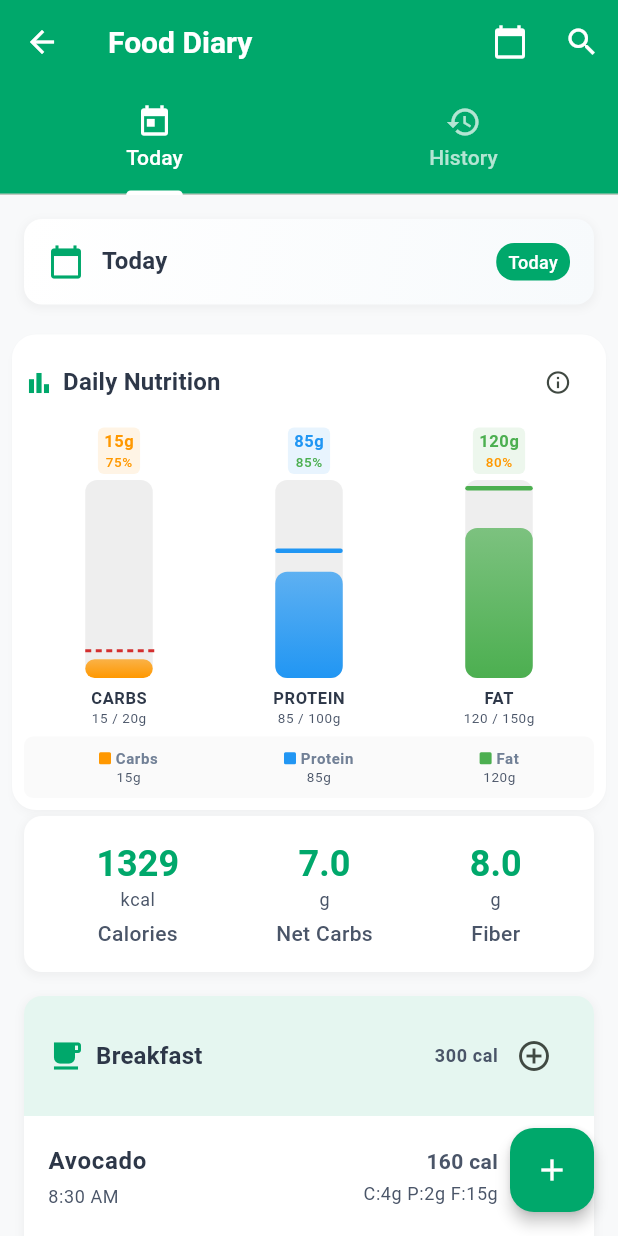
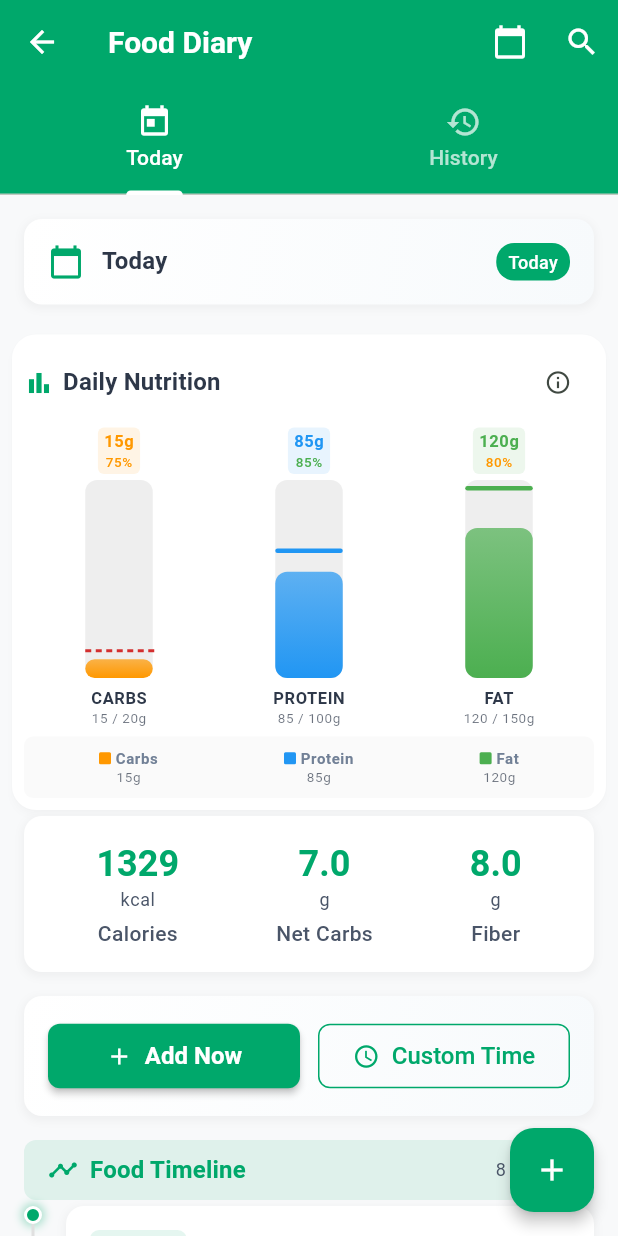
Before and after one commit to rvru/KetoPilot, a Flutter app: the FoodDiaryPage screen opened by its route, on a phone screen of 412 x 824 dp. Run offline on Flutter 3.47's test engine with Material 3 defaults, Android fonts, the phone set to English and light mode, and no system bars; our stand-ins replace auto_route, flutter_riverpod, freezed_annotation.

Commit message:
UX: Professional time-based Food Diary - Replace meal sections with chronological Food Timeline - Ensure food name is visible and emphasize with onSurface color - Theme-aware colors for cards, bars, legend; improved contrast in dark mode - Fix const/ternary margin and lints

```diff
--- a/lib/features/food_diary/presentation/pages/food_diary_page.dart
+++ b/lib/features/food_diary/presentation/pages/food_diary_page.dart
@@ -1,6 +1,6 @@
 import 'package:auto_route/auto_route.dart';
 import 'package:flutter/material.dart';
-import '../../../../core/constants/app_constants.dart';
+import 'package:intl/intl.dart';
 import '../../../../core/themes/app_theme.dart';
 import '../widgets/macro_bars_widget.dart';
 
@@ -25,78 +25,79 @@ class _FoodDiaryPageState extends State<FoodDiaryPage>
   final double _proteinGoal = 100.0; // Changed to goal for protein
   final double _fatGoal = 150.0; // Changed to goal for fat
 
+  // Updated to use DateTime timestamps for chronological ordering
   final List<_FoodEntryData> _todaysEntries = [
     _FoodEntryData(
       name: 'Avocado',
-      mealType: 'Breakfast',
       carbs: 4.0,
       protein: 2.0,
       fat: 15.0,
       calories: 160,
-      time: '8:30 AM',
+      timestamp: DateTime.now().copyWith(hour: 8, minute: 30, second: 0),
+      servingSize: '1 medium',
     ),
     _FoodEntryData(
       name: 'Eggs (2 large)',
-      mealType: 'Breakfast',
       carbs: 1.0,
       protein: 12.0,
       fat: 10.0,
       calories: 140,
-      time: '8:30 AM',
+      timestamp: DateTime.now().copyWith(hour: 8, minute: 35, second: 0),
+      servingSize: '2 large',
     ),
     _FoodEntryData(
       name: 'Chicken Breast',
-      mealType: 'Lunch',
       carbs: 0.0,
       protein: 54.0,
       fat: 3.0,
       calories: 231,
-      time: '12:30 PM',
+      timestamp: DateTime.now().copyWith(hour: 12, minute: 30, second: 0),
+      servingSize: '200g',
     ),
     _FoodEntryData(
       name: 'Olive Oil',
-      mealType: 'Lunch',
       carbs: 0.0,
       protein: 0.0,
       fat: 14.0,
       calories: 120,
-      time: '12:30 PM',
+      timestamp: DateTime.now().copyWith(hour: 12, minute: 32, second: 0),
+      servingSize: '1 tbsp',
     ),
     _FoodEntryData(
       name: 'Spinach Salad',
-      mealType: 'Lunch',
       carbs: 3.0,
       protein: 3.0,
       fat: 0.0,
       calories: 23,
-      time: '12:30 PM',
+      timestamp: DateTime.now().copyWith(hour: 12, minute: 35, second: 0),
+      servingSize: '2 cups',
     ),
     _FoodEntryData(
       name: 'Almonds',
-      mealType: 'Snack',
       carbs: 6.0,
       protein: 14.0,
       fat: 37.0,
       calories: 413,
-      time: '3:00 PM',
+      timestamp: DateTime.now().copyWith(hour: 15, minute: 0, second: 0),
+      servingSize: '30g',
     ),
     _FoodEntryData(
       name: 'Salmon',
-      mealType: 'Dinner',
       carbs: 0.0,
       protein: 25.0,
       fat: 12.0,
       calories: 208,
-      time: '7:00 PM',
+      timestamp: DateTime.now().copyWith(hour: 19, minute: 0, second: 0),
+      servingSize: '150g',
     ),
     _FoodEntryData(
       name: 'Broccoli',
-      mealType: 'Dinner',
       carbs: 6.0,
       protein: 3.0,
       fat: 0.0,
       calories: 34,
-      time: '7:00 PM',
+      timestamp: DateTime.now().copyWith(hour: 19, minute: 5, second: 0),
+      servingSize: '1 cup',
     ),
   ];
 
@@ -151,6 +152,10 @@ class _FoodDiaryPageState extends State<FoodDiaryPage>
   }
 
   Widget _buildTodayTab() {
+    // Sort entries chronologically
+    final sortedEntries = [..._todaysEntries]
+      ..sort((a, b) => a.timestamp.compareTo(b.timestamp));
+
     return SingleChildScrollView(
       child: Column(
         children: [
@@ -164,7 +169,9 @@ class _FoodDiaryPageState extends State<FoodDiaryPage>
             fatGoal: _fatGoal,
           ),
           _buildMacroSummary(),
-          _buildMealSections(),
+          _buildQuickAddSection(),
+          _buildTimelineHeader(),
+          _buildFoodTimeline(sortedEntries),
         ],
       ),
     );
@@ -308,32 +315,12 @@ class _FoodDiaryPageState extends State<FoodDiaryPage>
     );
   }
 
-  Widget _buildMealSections() {
-    final mealTypes = ['Breakfast', 'Lunch', 'Dinner', 'Snack'];
-
-    return Column(
-      children: mealTypes.map((mealType) {
-        final mealEntries = _todaysEntries
-            .where((entry) => entry.mealType == mealType)
-            .toList();
-        return _buildMealSection(mealType, mealEntries);
-      }).toList(),
-    );
-  }
-
-  Widget _buildMealSection(String mealType, List<_FoodEntryData> entries) {
-    double totalCarbs = entries.fold(0, (sum, entry) => sum + entry.carbs);
-    double totalProtein = entries.fold(0, (sum, entry) => sum + entry.protein);
-    double totalFat = entries.fold(0, (sum, entry) => sum + entry.fat);
-    double totalCalories = entries.fold(
-      0,
-      (sum, entry) => sum + entry.calories,
-    );
-
+  Widget _buildQuickAddSection() {
     return Container(
       margin: const EdgeInsets.all(16),
+      padding: const EdgeInsets.all(16),
       decoration: BoxDecoration(
-        color: AppTheme.cardColor,
+        gradient: AppTheme.cardGradient,
         borderRadius: BorderRadius.circular(12),
         boxShadow: [
           BoxShadow(
@@ -344,72 +331,37 @@ class _FoodDiaryPageState extends State<FoodDiaryPage>
           ),
         ],
       ),
-      child: Column(
+      child: Row(
         children: [
-          Container(
-            padding: const EdgeInsets.all(16),
-            decoration: BoxDecoration(
-              color: AppTheme.primaryColor.withOpacity(0.1),
-              borderRadius: const BorderRadius.only(
-                topLeft: Radius.circular(12),
-                topRight: Radius.circular(12),
+          Expanded(
+            child: ElevatedButton.icon(
+              onPressed: () => _addFoodAtTime(DateTime.now()),
+              icon: const Icon(Icons.add),
+              label: const Text('Add Now'),
+              style: ElevatedButton.styleFrom(
+                backgroundColor: AppTheme.primaryColor,
+                foregroundColor: Colors.white,
+                padding: const EdgeInsets.symmetric(vertical: 12),
+                shape: RoundedRectangleBorder(
+                  borderRadius: BorderRadius.circular(8),
                 ),
               ),
-            child: Row(
-              children: [
-                Icon(_getMealIcon(mealType), color: AppTheme.primaryColor),
-                const SizedBox(width: 8),
-                Text(
-                  mealType,
-                  style: Theme.of(context).textTheme.titleMedium?.copyWith(
-                    fontWeight: FontWeight.bold,
             ),
           ),
-                const Spacer(),
-                if (entries.isNotEmpty)
-                  Text(
-                    '${totalCalories.toStringAsFixed(0)} cal',
-                    style: Theme.of(context).textTheme.bodySmall?.copyWith(
-                      fontWeight: FontWeight.w600,
-                      color: AppTheme.textSecondaryColor,
+          const SizedBox(width: 12),
+          Expanded(
+            child: OutlinedButton.icon(
+              onPressed: () => _addFoodAtCustomTime(),
+              icon: const Icon(Icons.schedule),
+              label: const Text('Custom Time'),
+              style: OutlinedButton.styleFrom(
+                foregroundColor: AppTheme.primaryColor,
+                side: const BorderSide(color: AppTheme.primaryColor),
+                padding: const EdgeInsets.symmetric(vertical: 12),
+                shape: RoundedRectangleBorder(
+                  borderRadius: BorderRadius.circular(8),
                 ),
               ),
-                IconButton(
-                  icon: const Icon(Icons.add_circle_outline),
-                  onPressed: () => _addFoodToMeal(mealType),
-                ),
-              ],
-            ),
-          ),
-          if (entries.isEmpty)
-            Padding(
-              padding: const EdgeInsets.all(16),
-              child: Text(
-                'No foods logged for $mealType',
-                style: Theme.of(context).textTheme.bodyMedium?.copyWith(
-                  color: AppTheme.textSecondaryColor,
-                ),
-              ),
-            )
-          else
-            ...entries.map((entry) => _buildFoodEntry(entry)),
-          if (entries.isNotEmpty)
-            Container(
-              padding: const EdgeInsets.all(16),
-              decoration: BoxDecoration(
-                color: Colors.grey.shade50,
-                borderRadius: const BorderRadius.only(
-                  bottomLeft: Radius.circular(12),
-                  bottomRight: Radius.circular(12),
-                ),
-              ),
-              child: Row(
-                mainAxisAlignment: MainAxisAlignment.spaceAround,
-                children: [
-                  _buildMacroTotal('C', totalCarbs, Colors.orange),
-                  _buildMacroTotal('P', totalProtein, Colors.blue),
-                  _buildMacroTotal('F', totalFat, Colors.green),
-                ],
             ),
           ),
         ],
@@ -417,96 +369,258 @@ class _FoodDiaryPageState extends State<FoodDiaryPage>
     );
   }
 
-  Widget _buildFoodEntry(_FoodEntryData entry) {
+  Widget _buildTimelineHeader() {
     return Container(
-      padding: const EdgeInsets.all(16),
-      decoration: const BoxDecoration(
-        border: Border(
-          bottom: BorderSide(color: AppTheme.dividerColor, width: 0.5),
-        ),
+      margin: const EdgeInsets.symmetric(horizontal: 16),
+      padding: const EdgeInsets.symmetric(horizontal: 16, vertical: 8),
+      decoration: BoxDecoration(
+        color: AppTheme.primaryColor.withOpacity(0.1),
+        borderRadius: BorderRadius.circular(8),
       ),
       child: Row(
         children: [
+          const Icon(Icons.timeline, color: AppTheme.primaryColor, size: 20),
+          const SizedBox(width: 8),
+          Text(
+            'Food Timeline',
+            style: Theme.of(context).textTheme.titleMedium?.copyWith(
+              fontWeight: FontWeight.bold,
+              color: AppTheme.primaryColor,
+            ),
+          ),
+          const Spacer(),
+          Text(
+            '${_todaysEntries.length} entries',
+            style: Theme.of(
+              context,
+            ).textTheme.bodySmall?.copyWith(color: AppTheme.textSecondaryColor),
+          ),
+        ],
+      ),
+    );
+  }
+
+  Widget _buildFoodTimeline(List<_FoodEntryData> sortedEntries) {
+    if (sortedEntries.isEmpty) {
+      return Container(
+        margin: const EdgeInsets.all(16),
+        padding: const EdgeInsets.all(32),
+        decoration: BoxDecoration(
+          color: AppTheme.cardColor,
+          borderRadius: BorderRadius.circular(12),
+          border: Border.all(color: Colors.grey.shade200),
+        ),
+        child: Column(
+          children: [
+            Icon(Icons.restaurant_menu, size: 48, color: Colors.grey.shade400),
+            const SizedBox(height: 12),
+            Text(
+              'No food logged today',
+              style: Theme.of(context).textTheme.titleMedium?.copyWith(
+                color: Colors.grey.shade600,
+                fontWeight: FontWeight.w500,
+              ),
+            ),
+            const SizedBox(height: 8),
+            Text(
+              'Tap "Add Now" to log your first meal',
+              style: Theme.of(
+                context,
+              ).textTheme.bodyMedium?.copyWith(color: Colors.grey.shade500),
+            ),
+          ],
+        ),
+      );
+    }
+
+    return Column(
+      children: sortedEntries.asMap().entries.map((entry) {
+        final index = entry.key;
+        final foodEntry = entry.value;
+        final isLast = index == sortedEntries.length - 1;
+
+        return _buildTimelineEntry(foodEntry, isLast);
+      }).toList(),
+    );
+  }
+
+  Widget _buildTimelineEntry(_FoodEntryData entry, bool isLast) {
+    return Container(
+      margin: const EdgeInsets.symmetric(horizontal: 16, vertical: 4),
+      child: Row(
+        crossAxisAlignment: CrossAxisAlignment.start,
+        children: [
+          // Timeline indicator
+          Column(
+            children: [
+              Container(
+                width: 12,
+                height: 12,
+                decoration: BoxDecoration(
+                  color: AppTheme.primaryColor,
+                  shape: BoxShape.circle,
+                  border: Border.all(color: Colors.white, width: 2),
+                  boxShadow: [
+                    BoxShadow(
+                      color: AppTheme.primaryColor.withOpacity(0.3),
+                      spreadRadius: 2,
+                      blurRadius: 4,
+                    ),
+                  ],
+                ),
+              ),
+              if (!isLast)
+                Container(width: 2, height: 80, color: Colors.grey.shade300),
+            ],
+          ),
+          const SizedBox(width: 16),
+          // Food entry content
+          Expanded(
+            child: Container(
+              margin: EdgeInsets.only(bottom: isLast ? 16 : 8),
+              padding: const EdgeInsets.all(16),
+              decoration: BoxDecoration(
+                color: Theme.of(context).cardColor,
+                borderRadius: BorderRadius.circular(12),
+                boxShadow: [
+                  BoxShadow(
+                    color: Colors.grey.withOpacity(0.1),
+                    spreadRadius: 1,
+                    blurRadius: 4,
+                    offset: const Offset(0, 2),
+                  ),
+                ],
+              ),
+              child: _buildTimelineEntryContent(entry),
+            ),
+          ),
+        ],
+      ),
+    );
+  }
+
+  Widget _buildTimelineEntryContent(_FoodEntryData entry) {
+    return Column(
+      crossAxisAlignment: CrossAxisAlignment.start,
+      children: [
+        // Time and food name
+        Row(
+          crossAxisAlignment: CrossAxisAlignment.start,
+          children: [
+            Container(
+              padding: const EdgeInsets.symmetric(horizontal: 8, vertical: 4),
+              decoration: BoxDecoration(
+                color: AppTheme.primaryColor.withOpacity(0.1),
+                borderRadius: BorderRadius.circular(6),
+              ),
+              child: Text(
+                DateFormat('h:mm a').format(entry.timestamp),
+                style: Theme.of(context).textTheme.bodySmall?.copyWith(
+                  fontWeight: FontWeight.w600,
+                  color: AppTheme.primaryColor,
+                ),
+              ),
+            ),
+            const SizedBox(width: 12),
             Expanded(
               child: Column(
                 crossAxisAlignment: CrossAxisAlignment.start,
                 children: [
                   Text(
                     entry.name,
-                  style: Theme.of(
+                    style: Theme.of(context).textTheme.bodyLarge?.copyWith(
+                      fontWeight: FontWeight.w600,
+                      color: Theme.of(context).colorScheme.onSurface,
+                    ),
+                  ),
+                  if (entry.servingSize.isNotEmpty)
+                    Text(
+                      entry.servingSize,
+                      style: Theme.of(context).textTheme.bodySmall?.copyWith(
+                        color: Theme.of(
                           context,
-                  ).textTheme.bodyLarge?.copyWith(fontWeight: FontWeight.w600),
+                        ).colorScheme.onSurface.withOpacity(0.7),
                       ),
-                const SizedBox(height: 4),
+                    ),
+                ],
+              ),
+            ),
+            IconButton(
+              icon: const Icon(Icons.edit_outlined, size: 20),
+              onPressed: () => _editFoodEntry(entry),
+              constraints: const BoxConstraints(),
+              padding: const EdgeInsets.all(4),
+            ),
+          ],
+        ),
+        const SizedBox(height: 12),
+        // Macro information
+        Row(
+          children: [
+            Expanded(
+              child: Row(
+                mainAxisAlignment: MainAxisAlignment.spaceAround,
+                children: [
+                  _buildMacroChip('C', entry.carbs, Colors.orange),
+                  _buildMacroChip('P', entry.protein, Colors.blue),
+                  _buildMacroChip('F', entry.fat, Colors.green),
+                ],
+              ),
+            ),
+            const SizedBox(width: 12),
+            Column(
+              crossAxisAlignment: CrossAxisAlignment.end,
+              children: [
                 Text(
-                  entry.time,
+                  '${entry.calories.toStringAsFixed(0)}',
+                  style: Theme.of(context).textTheme.titleMedium?.copyWith(
+                    fontWeight: FontWeight.bold,
+                    color: AppTheme.primaryColor,
+                  ),
+                ),
+                Text(
+                  'cal',
                   style: Theme.of(context).textTheme.bodySmall?.copyWith(
                     color: AppTheme.textSecondaryColor,
                   ),
                 ),
               ],
             ),
-          ),
-          Column(
-            crossAxisAlignment: CrossAxisAlignment.end,
-            children: [
-              Text(
-                '${entry.calories.toStringAsFixed(0)} cal',
-                style: Theme.of(
-                  context,
-                ).textTheme.bodyMedium?.copyWith(fontWeight: FontWeight.w600),
-              ),
-              const SizedBox(height: 4),
-              Text(
-                'C:${entry.carbs.toStringAsFixed(0)}g P:${entry.protein.toStringAsFixed(0)}g F:${entry.fat.toStringAsFixed(0)}g',
-                style: Theme.of(context).textTheme.bodySmall?.copyWith(
-                  color: AppTheme.textSecondaryColor,
-                ),
+          ],
         ),
       ],
-          ),
-          IconButton(
-            icon: const Icon(Icons.edit_outlined),
-            onPressed: () => _editFoodEntry(entry),
-          ),
-        ],
-      ),
     );
   }
 
-  Widget _buildMacroTotal(String label, double value, Color color) {
-    return Column(
+  Widget _buildMacroChip(String label, double value, Color color) {
+    return Container(
+      padding: const EdgeInsets.symmetric(horizontal: 8, vertical: 4),
+      decoration: BoxDecoration(
+        color: color.withOpacity(0.1),
+        borderRadius: BorderRadius.circular(6),
+        border: Border.all(color: color.withOpacity(0.3)),
+      ),
+      child: Column(
         children: [
           Text(
             label,
-          style: Theme.of(context).textTheme.bodySmall?.copyWith(
+            style: TextStyle(
+              fontSize: 10,
               fontWeight: FontWeight.bold,
               color: color,
             ),
           ),
           Text(
             '${value.toStringAsFixed(0)}g',
-          style: Theme.of(
-            context,
-          ).textTheme.bodyMedium?.copyWith(fontWeight: FontWeight.w600),
+            style: TextStyle(
+              fontSize: 12,
+              fontWeight: FontWeight.w600,
+              color: color,
+            ),
           ),
         ],
+      ),
     );
-  }
-
-  IconData _getMealIcon(String mealType) {
-    switch (mealType) {
-      case 'Breakfast':
-        return Icons.free_breakfast;
-      case 'Lunch':
-        return Icons.lunch_dining;
-      case 'Dinner':
-        return Icons.dinner_dining;
-      case 'Snack':
-        return Icons.cookie;
-      default:
-        return Icons.restaurant;
-    }
   }
 
   String _formatDate(DateTime date) {
@@ -565,14 +679,32 @@ class _FoodDiaryPageState extends State<FoodDiaryPage>
     );
   }
 
-  void _addFoodToMeal(String mealType) {
-    // TODO: Implement add food to specific meal
+  void _addFoodAtTime(DateTime time) {
+    // TODO: Implement add food at specific time
     ScaffoldMessenger.of(context).showSnackBar(
       SnackBar(
-        content: Text('Add food to $mealType coming soon!'),
+        content: Text(
+          'Add food at ${DateFormat('h:mm a').format(time)} coming soon!',
+        ),
         backgroundColor: AppTheme.infoColor,
       ),
     );
+  }
+
+  Future<void> _addFoodAtCustomTime() async {
+    final TimeOfDay? time = await showTimePicker(
+      context: context,
+      initialTime: TimeOfDay.now(),
+    );
+
+    if (time != null) {
+      final DateTime customDateTime = DateTime.now().copyWith(
+        hour: time.hour,
+        minute: time.minute,
+        second: 0,
+      );
+      _addFoodAtTime(customDateTime);
+    }
   }
 
   void _editFoodEntry(_FoodEntryData entry) {
@@ -588,20 +720,20 @@ class _FoodDiaryPageState extends State<FoodDiaryPage>
 
 class _FoodEntryData {
   final String name;
-  final String mealType;
   final double carbs;
   final double protein;
   final double fat;
   final double calories;
-  final String time;
+  final DateTime timestamp;
+  final String servingSize;
 
   _FoodEntryData({
     required this.name,
-    required this.mealType,
     required this.carbs,
     required this.protein,
     required this.fat,
     required this.calories,
-    required this.time,
+    required this.timestamp,
+    required this.servingSize,
   });
 }
--- a/lib/features/food_diary/presentation/widgets/macro_bars_widget.dart
+++ b/lib/features/food_diary/presentation/widgets/macro_bars_widget.dart
@@ -85,7 +85,7 @@ class _MacroBarsWidgetState extends State<MacroBarsWidget>
           'Daily Nutrition',
           style: Theme.of(context).textTheme.titleMedium?.copyWith(
             fontWeight: FontWeight.bold,
-            color: AppTheme.textPrimaryColor,
+            color: Theme.of(context).colorScheme.onSurface,
           ),
         ),
         const Spacer(),
@@ -138,9 +138,6 @@ class _MacroBarsWidgetState extends State<MacroBarsWidget>
   }
 
   Widget _buildCarbsBar(double maxValue, double availableHeight) {
-    double barHeight =
-        (widget.carbsGrams / maxValue) * availableHeight * _animation.value;
-    double limitHeight = (widget.carbsLimit / maxValue) * availableHeight;
     bool exceedsLimit = widget.carbsGrams > widget.carbsLimit;
     Color barColor = exceedsLimit ? Colors.red : Colors.orange;
 
@@ -257,7 +254,9 @@ class _MacroBarsWidgetState extends State<MacroBarsWidget>
                 width: 45,
                 height: availableHeight * 0.75,
                 decoration: BoxDecoration(
-                  color: Colors.grey.shade200,
+                  color: Theme.of(context).brightness == Brightness.dark
+                      ? const Color(0xFF243040)
+                      : Colors.grey.shade200,
                   borderRadius: BorderRadius.circular(8),
                 ),
                 child: Stack(
@@ -287,7 +286,14 @@ class _MacroBarsWidgetState extends State<MacroBarsWidget>
                       height: barHeight * 0.75,
                       decoration: BoxDecoration(
                         gradient: LinearGradient(
-                          colors: [actualColor.withOpacity(0.7), actualColor],
+                          colors: [
+                            actualColor.withOpacity(
+                              Theme.of(context).brightness == Brightness.dark
+                                  ? 0.9
+                                  : 0.7,
+                            ),
+                            actualColor,
+                          ],
                           begin: Alignment.topCenter,
                           end: Alignment.bottomCenter,
                         ),
@@ -306,7 +312,7 @@ class _MacroBarsWidgetState extends State<MacroBarsWidget>
               label.toUpperCase(),
               style: Theme.of(context).textTheme.bodySmall?.copyWith(
                 fontWeight: FontWeight.bold,
-                color: AppTheme.textPrimaryColor,
+                color: Theme.of(context).colorScheme.onSurface,
                 fontSize: 11,
               ),
             ),
@@ -316,7 +322,9 @@ class _MacroBarsWidgetState extends State<MacroBarsWidget>
               Text(
                 '${value.toStringAsFixed(0)} / ${targetValue.toStringAsFixed(0)}g',
                 style: Theme.of(context).textTheme.bodySmall?.copyWith(
-                  color: AppTheme.textSecondaryColor,
+                  color: Theme.of(
+                    context,
+                  ).colorScheme.onSurface.withOpacity(0.7),
                   fontSize: 9,
                 ),
               ),
@@ -347,7 +355,9 @@ class _MacroBarsWidgetState extends State<MacroBarsWidget>
     return Container(
       padding: const EdgeInsets.all(8),
       decoration: BoxDecoration(
-        color: Colors.grey.shade50,
+        color: Theme.of(context).brightness == Brightness.dark
+            ? const Color(0xFF1A202C)
+            : Colors.grey.shade50,
         borderRadius: BorderRadius.circular(6),
       ),
       child: Row(
@@ -414,7 +424,7 @@ class _MacroBarsWidgetState extends State<MacroBarsWidget>
           '${value.toStringAsFixed(0)}g',
           style: Theme.of(context).textTheme.bodySmall?.copyWith(
             fontSize: 9,
-            color: AppTheme.textSecondaryColor,
+            color: Theme.of(context).colorScheme.onSurface.withOpacity(0.7),
           ),
         ),
       ],
```
Lines whose indentation alone changed are shown as unchanged.
